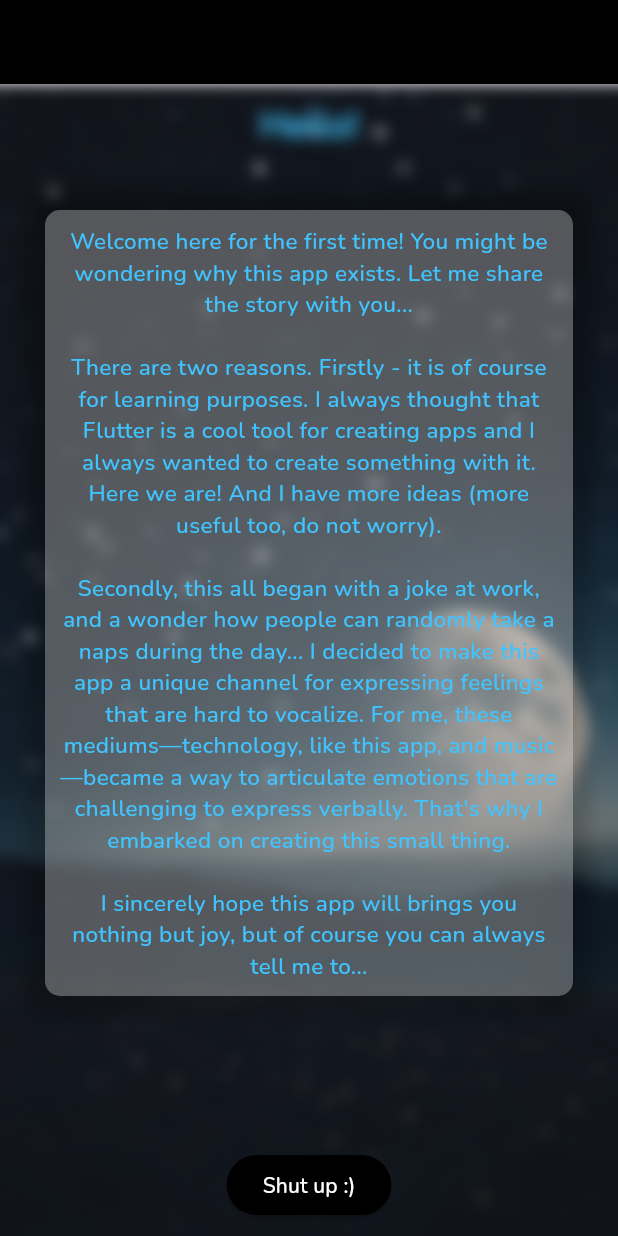
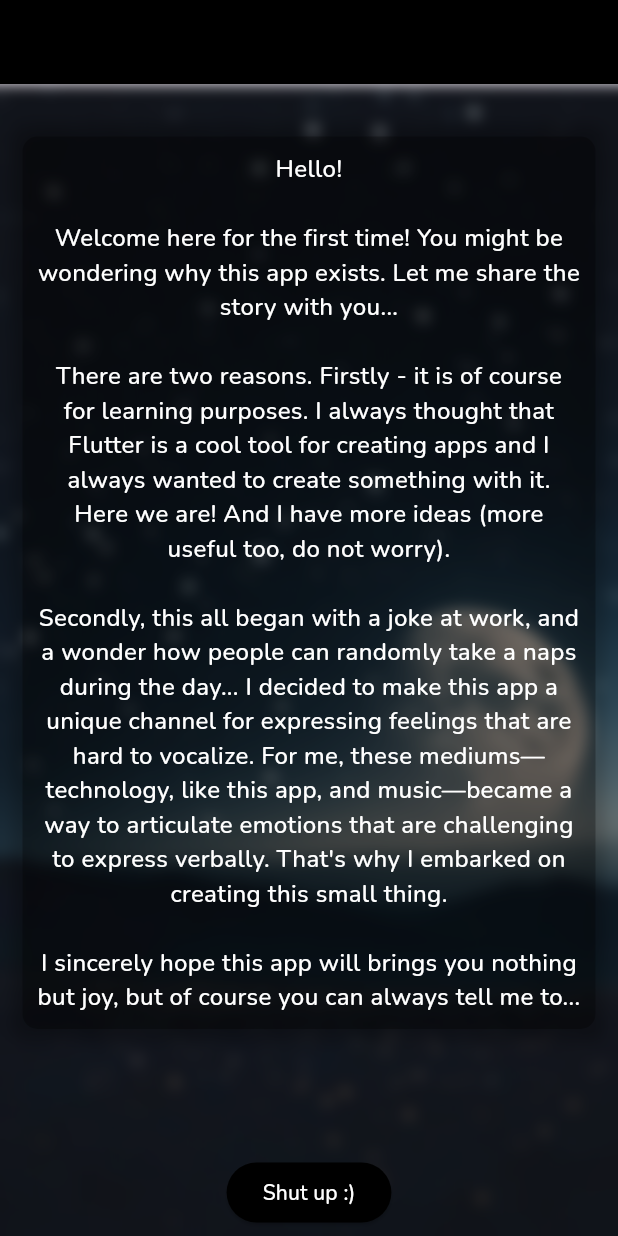
Before and after one commit to zanetagebka/random_nap_generator, a Flutter app: the FirstTimeScreen screen opened directly with empty values, on a phone screen of 412 x 824 dp. Run offline on Flutter 3.47's test engine with Material 3 defaults, Android fonts, the light colour scheme and no system bars; our stand-ins replace flutter_local_notifications, permission_handler, shared_preferences, table_calendar; missing offline and left inert: add_2_calendar; accounts and stored records are empty; generated files the repository leaves out were written again.

Commit message:
fix the look of main text

```diff
--- a/lib/screens/first_time_screen.dart
+++ b/lib/screens/first_time_screen.dart
@@ -32,12 +32,11 @@ class FirstTimeScreen extends StatelessWidget {
             ),
           ),
           child: Padding(
-            padding: const EdgeInsets.all(10.0),
+            padding: const EdgeInsets.all(5.0),
             child: Center(
               child: Column(
                 mainAxisAlignment: MainAxisAlignment.start,
                 children: [
-                  _buildHeaderText(context),
                   const SizedBox(height: 20),
                   Expanded(
                     child: SingleChildScrollView(
@@ -54,29 +53,16 @@ class FirstTimeScreen extends StatelessWidget {
     );
   }
 
-  Widget _buildHeaderText(BuildContext context) {
-    return const Text(
-      'Hello!',
-      style: TextStyle(
-        fontSize: 24,
-        fontWeight: FontWeight.bold,
-        color: Colors.lightBlueAccent,
-        fontFamily: 'Nunito',
-      ),
-    );
-  }
-
-
   Widget _buildMainText() {
     return Container(
-      margin: const EdgeInsets.all(10.0),
-      padding: const EdgeInsets.all(10.0),
+      margin: const EdgeInsets.all(5.0),
+      padding: const EdgeInsets.all(5.0),
       decoration: BoxDecoration(
-        borderRadius: BorderRadius.circular(15.0),
+        borderRadius: BorderRadius.circular(10.0),
         boxShadow: [
           BoxShadow(
             color: Colors.black.withOpacity(0.3),
-            blurRadius: 10.0,
+            blurRadius: 5.0,
             spreadRadius: 2.0,
           ),
         ],
@@ -86,18 +72,19 @@ class FirstTimeScreen extends StatelessWidget {
         child: Container(
           padding: const EdgeInsets.symmetric(vertical: 10.0, horizontal: 10.0),
           decoration: BoxDecoration(
-            color: Colors.white.withOpacity(0.3), // Adjust opacity for glass effect
+            color: Colors.transparent.withOpacity(0.3), // Adjust opacity for glass effect
             borderRadius: BorderRadius.circular(10.0),
           ),
           child: const Text(
+            'Hello!\n\n'
             'Welcome here for the first time! You might be wondering why this app exists. Let me share the story with you...\n\n'
                 'There are two reasons. Firstly - it is of course for learning purposes. I always thought that Flutter is a cool tool for creating apps and I always wanted to create something with it. Here we are! And I have more ideas (more useful too, do not worry).\n\n'
                 'Secondly, this all began with a joke at work, and a wonder how people can randomly take a naps during the day... I decided to make this app a unique channel for expressing feelings that are hard to vocalize. For me, these mediums—technology, like this app, and music—became a way to articulate emotions that are challenging to express verbally. That\'s why I embarked on creating this small thing.\n\n'
                 'I sincerely hope this app will brings you nothing but joy, but of course you can always tell me to...',
             textAlign: TextAlign.center,
             style: TextStyle(
-              color: Colors.lightBlueAccent,
-              fontSize: 15,
+              color: Colors.white,
+              fontSize: 16,
               fontFamily: 'Nunito',
               fontWeight: FontWeight.w500,
             ),
```
